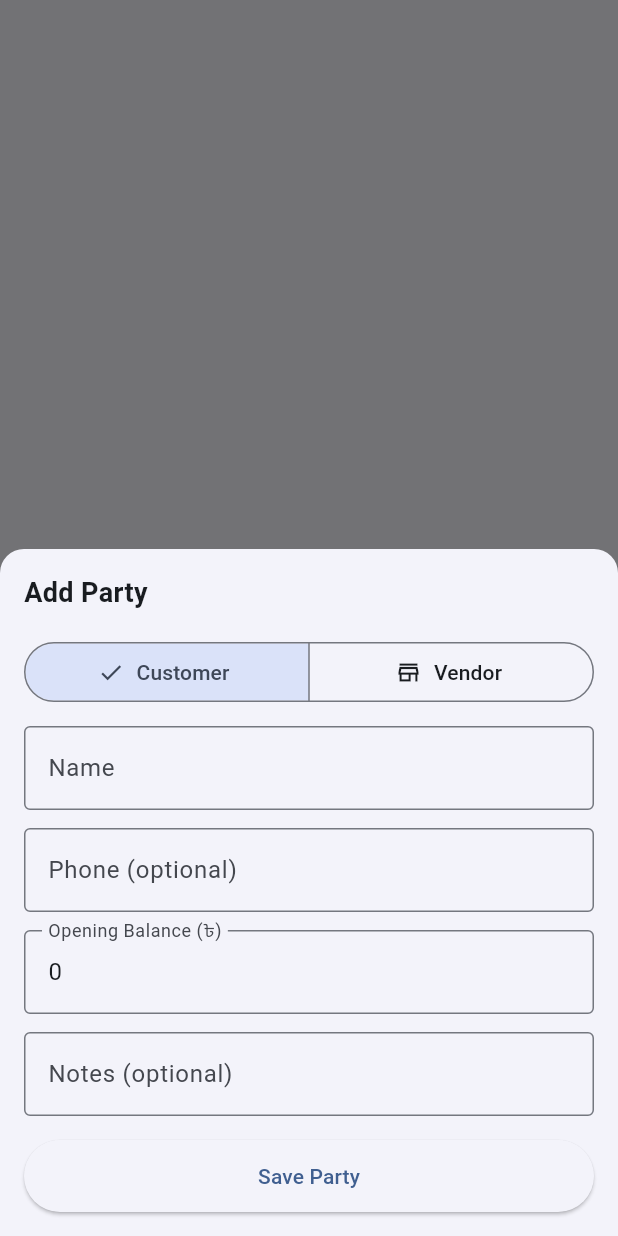
After one commit to immahafuz01/OfficeFlow-new, a Flutter app: the PartiesScreen screen opened directly, after a tap on "Add Party", on a phone screen of 412 x 824 dp. The commit adds this screen. Run offline on Flutter 3.47's test engine with Material 3 defaults, Android fonts, the phone set to English and light mode, and no system bars; our stand-ins replace dio, fl_chart, shared_preferences; accounts and stored records are empty; network calls fail.

Commit message:
feat: party ledger - parties CRUD, ledger endpoint, Flutter UI, party_id on transactions

```diff
--- a/app/lib/screens/home_screen.dart
+++ b/app/lib/screens/home_screen.dart
@@ -5,6 +5,7 @@ import 'dashboard_screen.dart';
 import 'transactions_screen.dart';
 import 'invoices_screen.dart';
 import 'reports_screen.dart';
+import 'parties_screen.dart';
 import 'users_screen.dart';
 import 'login_screen.dart';
 
@@ -62,12 +63,13 @@ class _HomeScreenState extends State<HomeScreen> {
 
   @override
   Widget build(BuildContext context) {
-    final titles = ['Dashboard', 'Transactions', 'Invoices', 'Reports', if (_isAdmin) 'Users'];
+    final titles = ['Dashboard', 'Transactions', 'Invoices', 'Reports', 'Parties', if (_isAdmin) 'Users'];
     final screens = [
       const DashboardScreen(),
       const TransactionsScreen(),
       const InvoicesScreen(),
       const ReportsScreen(),
+      const PartiesScreen(),
       if (_isAdmin) const UsersScreen(),
     ];
     final destinations = [
@@ -75,8 +77,9 @@ class _HomeScreenState extends State<HomeScreen> {
       const NavigationDestination(icon: Icon(Icons.receipt_long), label: 'Transactions'),
       const NavigationDestination(icon: Icon(Icons.description_outlined), label: 'Invoices'),
       const NavigationDestination(icon: Icon(Icons.bar_chart), label: 'Reports'),
+      const NavigationDestination(icon: Icon(Icons.people_outline), label: 'Parties'),
       if (_isAdmin)
-        const NavigationDestination(icon: Icon(Icons.people_outline), label: 'Users'),
+        const NavigationDestination(icon: Icon(Icons.manage_accounts_outlined), label: 'Users'),
     ];
 
     // Clamp tab index in case admin status changes
--- /dev/null
+++ b/app/lib/screens/parties_screen.dart
@@ -0,0 +1,214 @@
+import 'package:flutter/material.dart';
+import '../services/party_service.dart';
+import 'party_detail_screen.dart';
+
+class PartiesScreen extends StatefulWidget {
+  const PartiesScreen({super.key});
+
+  @override
+  State<PartiesScreen> createState() => _PartiesScreenState();
+}
+
+class _PartiesScreenState extends State<PartiesScreen> {
+  List<Map<String, dynamic>> _parties = [];
+  bool _loading = true;
+
+  @override
+  void initState() {
+    super.initState();
+    _load();
+  }
+
+  Future<void> _load() async {
+    setState(() => _loading = true);
+    try {
+      final data = await PartyService.getParties();
+      setState(() => _parties = data);
+    } finally {
+      setState(() => _loading = false);
+    }
+  }
+
+  Future<void> _delete(int id) async {
+    await PartyService.deleteParty(id);
+    _load();
+  }
+
+  void _openAdd() {
+    showModalBottomSheet(
+      context: context,
+      isScrollControlled: true,
+      shape: const RoundedRectangleBorder(
+          borderRadius: BorderRadius.vertical(top: Radius.circular(16))),
+      builder: (_) => _AddPartySheet(onSaved: _load),
+    );
+  }
+
+  @override
+  Widget build(BuildContext context) {
+    return Scaffold(
+      body: _loading
+          ? const Center(child: CircularProgressIndicator())
+          : _parties.isEmpty
+              ? const Center(
+                  child: Text('No parties yet.', style: TextStyle(color: Colors.grey)))
+              : RefreshIndicator(
+                  onRefresh: _load,
+                  child: ListView.separated(
+                    padding: const EdgeInsets.all(12),
+                    itemCount: _parties.length,
+                    separatorBuilder: (_, __) => const Divider(height: 1),
+                    itemBuilder: (_, i) {
+                      final p = _parties[i];
+                      final balance = p['balance'] as double? ?? 0.0;
+                      final isCustomer = p['type'] == 'customer';
+                      final balanceColor = balance >= 0 ? Colors.green : Colors.red;
+
+                      return ListTile(
+                        contentPadding: EdgeInsets.zero,
+                        leading: CircleAvatar(
+                          backgroundColor:
+                              (isCustomer ? Colors.blue : Colors.orange)
+                                  .withValues(alpha: 0.15),
+                          child: Icon(
+                            isCustomer ? Icons.person_outline : Icons.store_outlined,
+                            color: isCustomer ? Colors.blue : Colors.orange,
+                            size: 20,
+                          ),
+                        ),
+                        title: Text(p['name'] as String,
+                            style: const TextStyle(fontWeight: FontWeight.w600)),
+                        subtitle: Text(
+                          '${isCustomer ? 'Customer' : 'Vendor'}${p['phone'] != null ? ' · ${p['phone']}' : ''}',
+                          style: const TextStyle(fontSize: 12, color: Colors.grey),
+                        ),
+                        trailing: Row(
+                          mainAxisSize: MainAxisSize.min,
+                          children: [
+                            Text(
+                              '৳${balance.toStringAsFixed(2)}',
+                              style: TextStyle(
+                                  color: balanceColor,
+                                  fontWeight: FontWeight.bold),
+                            ),
+                            IconButton(
+                              icon: const Icon(Icons.delete_outline,
+                                  size: 18, color: Colors.grey),
+                              onPressed: () => _delete(p['id'] as int),
+                            ),
+                          ],
+                        ),
+                        onTap: () => Navigator.push(
+                          context,
+                          MaterialPageRoute(
+                              builder: (_) =>
+                                  PartyDetailScreen(partyId: p['id'] as int)),
+                        ).then((_) => _load()),
+                      );
+                    },
+                  ),
+                ),
+      floatingActionButton: FloatingActionButton.extended(
+        onPressed: _openAdd,
+        icon: const Icon(Icons.add),
+        label: const Text('Add Party'),
+      ),
+    );
+  }
+}
+
+class _AddPartySheet extends StatefulWidget {
+  final VoidCallback onSaved;
+  const _AddPartySheet({required this.onSaved});
+
+  @override
+  State<_AddPartySheet> createState() => _AddPartySheetState();
+}
+
+class _AddPartySheetState extends State<_AddPartySheet> {
+  final _formKey = GlobalKey<FormState>();
+  final _nameCtrl = TextEditingController();
+  final _phoneCtrl = TextEditingController();
+  final _balanceCtrl = TextEditingController(text: '0');
+  final _notesCtrl = TextEditingController();
+  String _type = 'customer';
+  bool _saving = false;
+
+  Future<void> _save() async {
+    if (!_formKey.currentState!.validate()) return;
+    setState(() => _saving = true);
+    try {
+      await PartyService.addParty(
+        name: _nameCtrl.text,
+        phone: _phoneCtrl.text.isEmpty ? null : _phoneCtrl.text,
+        type: _type,
+        openingBalance: double.tryParse(_balanceCtrl.text) ?? 0,
+        notes: _notesCtrl.text.isEmpty ? null : _notesCtrl.text,
+      );
+      if (mounted) Navigator.pop(context);
+      widget.onSaved();
+    } finally {
+      if (mounted) setState(() => _saving = false);
+    }
+  }
+
+  @override
+  Widget build(BuildContext context) {
+    return Padding(
+      padding: EdgeInsets.only(
+          left: 16, right: 16, top: 16,
+          bottom: MediaQuery.of(context).viewInsets.bottom + 16),
+      child: Form(
+        key: _formKey,
+        child: SingleChildScrollView(
+          child: Column(crossAxisAlignment: CrossAxisAlignment.stretch, children: [
+            const Text('Add Party',
+                style: TextStyle(fontWeight: FontWeight.bold, fontSize: 18)),
+            const SizedBox(height: 16),
+            SegmentedButton<String>(
+              segments: const [
+                ButtonSegment(value: 'customer', label: Text('Customer'), icon: Icon(Icons.person_outline)),
+                ButtonSegment(value: 'vendor', label: Text('Vendor'), icon: Icon(Icons.store_outlined)),
+              ],
+              selected: {_type},
+              onSelectionChanged: (s) => setState(() => _type = s.first),
+            ),
+            const SizedBox(height: 12),
+            TextFormField(
+              controller: _nameCtrl,
+              decoration: const InputDecoration(labelText: 'Name', border: OutlineInputBorder()),
+              validator: (v) => (v == null || v.isEmpty) ? 'Required' : null,
+            ),
+            const SizedBox(height: 12),
+            TextFormField(
+              controller: _phoneCtrl,
+              decoration: const InputDecoration(labelText: 'Phone (optional)', border: OutlineInputBorder()),
+              keyboardType: TextInputType.phone,
+            ),
+            const SizedBox(height: 12),
+            TextFormField(
+              controller: _balanceCtrl,
+              decoration: const InputDecoration(
+                  labelText: 'Opening Balance (৳)', border: OutlineInputBorder()),
+              keyboardType: const TextInputType.numberWithOptions(decimal: true, signed: true),
+              validator: (v) => double.tryParse(v ?? '') == null ? 'Enter a number' : null,
+            ),
+            const SizedBox(height: 12),
+            TextFormField(
+              controller: _notesCtrl,
+              decoration: const InputDecoration(labelText: 'Notes (optional)', border: OutlineInputBorder()),
+            ),
+            const SizedBox(height: 16),
+            ElevatedButton(
+              onPressed: _saving ? null : _save,
+              style: ElevatedButton.styleFrom(padding: const EdgeInsets.symmetric(vertical: 14)),
+              child: _saving
+                  ? const SizedBox(height: 20, width: 20, child: CircularProgressIndicator(strokeWidth: 2))
+                  : const Text('Save Party'),
+            ),
+          ]),
+        ),
+      ),
+    );
+  }
+}
--- a/app/lib/screens/transactions_screen.dart
+++ b/app/lib/screens/transactions_screen.dart
@@ -1,5 +1,6 @@
 import 'package:flutter/material.dart';
 import '../services/transaction_service.dart';
+import '../services/party_service.dart';
 
 const _incomeCategories = ['Sales', 'Service', 'Investment', 'Loan', 'Other'];
 const _expenseCategories = ['Rent', 'Salary', 'Utilities', 'Supplies', 'Transport', 'Marketing', 'Other'];
@@ -161,6 +162,17 @@ class _AddTransactionSheetState extends State<_AddTransactionSheet> {
   DateTime _date = DateTime.now();
   bool _saving = false;
 
+  List<Map<String, dynamic>> _parties = [];
+  int? _selectedPartyId;
+
+  @override
+  void initState() {
+    super.initState();
+    PartyService.getParties().then((list) {
+      if (mounted) setState(() => _parties = list);
+    });
+  }
+
   List<String> get _categories =>
       _type == 'income' ? _incomeCategories : _expenseCategories;
 
@@ -168,12 +180,22 @@ class _AddTransactionSheetState extends State<_AddTransactionSheet> {
     if (!_formKey.currentState!.validate()) return;
     setState(() => _saving = true);
     try {
+      // If a party is selected, use its name as the party text field too
+      final selectedParty = _selectedPartyId != null
+          ? _parties.firstWhere((p) => p['id'] == _selectedPartyId,
+              orElse: () => {})
+          : null;
+      final partyText = _selectedPartyId != null
+          ? (selectedParty?['name'] as String?)
+          : (_partyCtrl.text.isEmpty ? null : _partyCtrl.text);
+
       await TransactionService.addTransaction(
         type: _type,
         amount: double.parse(_amountCtrl.text),
         category: _category ?? _categories.first,
         account: _account,
-        party: _partyCtrl.text.isEmpty ? null : _partyCtrl.text,
+        party: partyText,
+        partyId: _selectedPartyId,
         note: _noteCtrl.text.isEmpty ? null : _noteCtrl.text,
         date: _date.toIso8601String().split('T').first,
       );
@@ -251,10 +273,28 @@ class _AddTransactionSheetState extends State<_AddTransactionSheet> {
               },
             ),
             const Divider(),
-            TextFormField(
-              controller: _partyCtrl,
-              decoration: const InputDecoration(labelText: 'Party / Customer (optional)', border: OutlineInputBorder()),
-            ),
+            // Party: dropdown if parties exist, else free text
+            if (_parties.isNotEmpty) ...[
+              DropdownButtonFormField<int?>(
+                value: _selectedPartyId,
+                decoration: const InputDecoration(
+                    labelText: 'Party (optional)', border: OutlineInputBorder()),
+                items: [
+                  const DropdownMenuItem(value: null, child: Text('— None —')),
+                  ..._parties.map((p) => DropdownMenuItem(
+                        value: p['id'] as int,
+                        child: Text('${p['name']} (${p['type']})'),
+                      )),
+                ],
+                onChanged: (v) => setState(() => _selectedPartyId = v),
+              ),
+            ] else ...[
+              TextFormField(
+                controller: _partyCtrl,
+                decoration: const InputDecoration(
+                    labelText: 'Party / Customer (optional)', border: OutlineInputBorder()),
+              ),
+            ],
             const SizedBox(height: 12),
             TextFormField(
               controller: _noteCtrl,
--- /dev/null
+++ b/app/lib/services/party_service.dart
@@ -0,0 +1,69 @@
+import 'package:dio/dio.dart';
+import '../config/api.dart';
+import 'auth_service.dart';
+
+double _d(dynamic v) => num.parse(v.toString()).toDouble();
+
+Map<String, dynamic> _normParty(Map<String, dynamic> p) => {
+      ...p,
+      'opening_balance': _d(p['opening_balance']),
+      'balance': p['balance'] != null ? _d(p['balance']) : null,
+    };
+
+class PartyService {
+  static Future<Dio> _client() async {
+    final token = await AuthService.getToken();
+    return Dio(BaseOptions(
+      baseUrl: ApiConfig.baseUrl,
+      headers: {'Authorization': 'Bearer $token'},
+    ));
+  }
+
+  static Future<List<Map<String, dynamic>>> getParties() async {
+    final dio = await _client();
+    final res = await dio.get('/parties');
+    return (res.data as List).map((e) => _normParty(e as Map<String, dynamic>)).toList();
+  }
+
+  static Future<Map<String, dynamic>> addParty({
+    required String name,
+    String? phone,
+    String type = 'customer',
+    double openingBalance = 0,
+    String? notes,
+  }) async {
+    final dio = await _client();
+    final res = await dio.post('/parties', data: {
+      'name': name,
+      'phone': phone,
+      'type': type,
+      'opening_balance': openingBalance,
+      'notes': notes,
+    });
+    return _normParty(res.data as Map<String, dynamic>);
+  }
+
+  static Future<void> deleteParty(int id) async {
+    final dio = await _client();
+    await dio.delete('/parties/$id');
+  }
+
+  static Future<Map<String, dynamic>> getLedger(int partyId) async {
+    final dio = await _client();
+    final res = await dio.get('/parties/$partyId/ledger');
+    final d = res.data as Map<String, dynamic>;
+    final txList = (d['transactions'] as List).map((e) {
+      final tx = e as Map<String, dynamic>;
+      return {
+        ...tx,
+        'amount': _d(tx['amount']),
+        'running_balance': _d(tx['running_balance']),
+      };
+    }).toList();
+    return {
+      'party': _normParty(d['party'] as Map<String, dynamic>),
+      'transactions': txList,
+      'balance': _d(d['balance']),
+    };
+  }
+}
--- a/app/lib/services/transaction_service.dart
+++ b/app/lib/services/transaction_service.dart
@@ -55,6 +55,7 @@ class TransactionService {
     required String date,
     String account = 'cash',
     String? party,
+    int? partyId,
     String? note,
   }) async {
     final dio = await _client();
@@ -64,6 +65,7 @@ class TransactionService {
       'category': category,
       'account': account,
       'party': party,
+      'party_id': partyId,
       'note': note,
       'date': date,
     });
```
Also changed, not shown: app/lib/screens/party_detail_screen.dart (added, +220 -0 lines), 6 other files.
